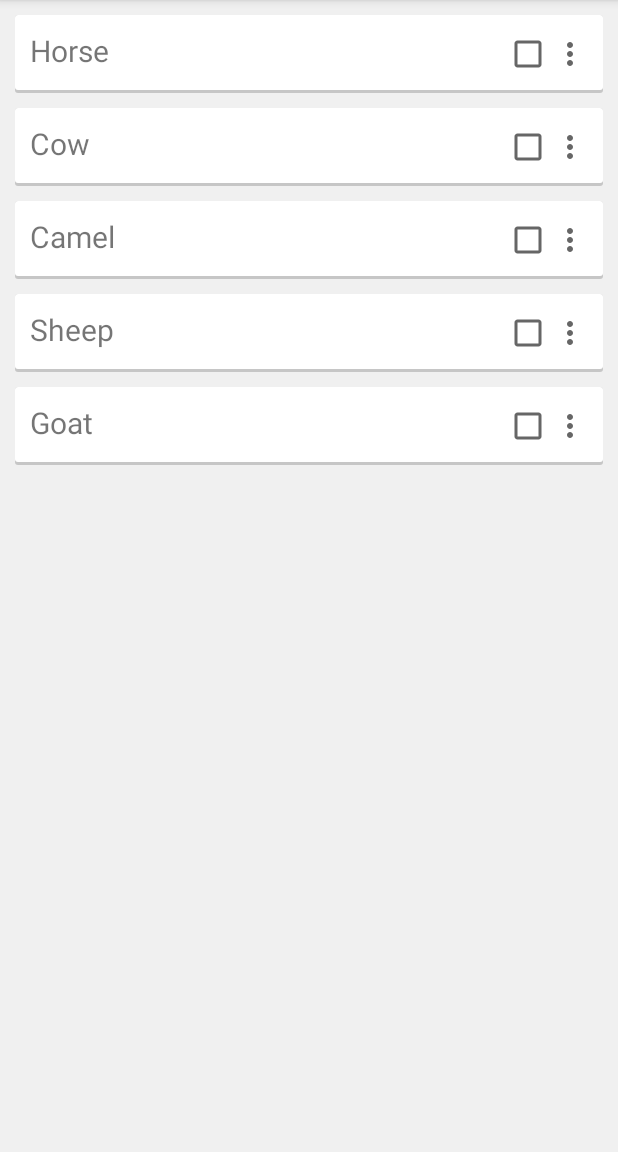
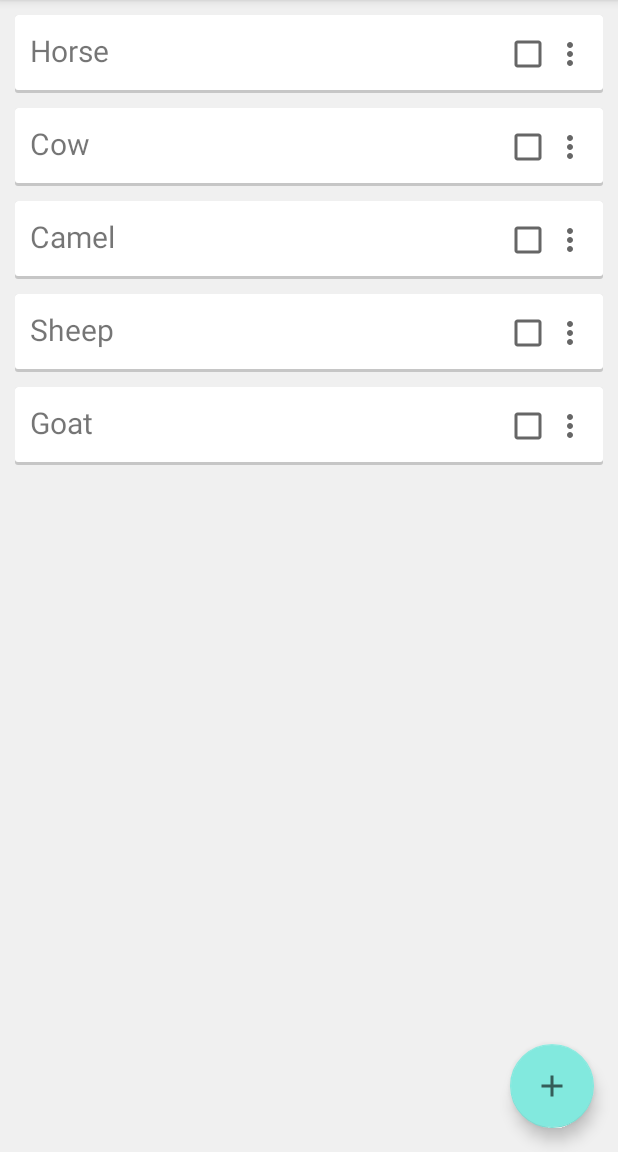
Before and after one commit to d11scord/android-simple-todo, an Android app: the screen it shows after launch (MainActivity), on a phone screen of 412 x 824 dp, the part 84-1236 px from its top. Run offline under Robolectric (Android 15) with nearby library versions, the phone set to English and light mode, and no system bars.

Commit message:
Add add/edit/delete dialog, update layouts

```diff
--- a/app/build.gradle
+++ b/app/build.gradle
@@ -28,6 +28,7 @@ dependencies {
     implementation 'androidx.constraintlayout:constraintlayout:1.1.3'
     implementation 'com.android.support:recyclerview-v7:29.0.0'
     implementation 'androidx.recyclerview:recyclerview:1.1.0'
+    implementation 'com.google.android.material:material:1.1.0'
     testImplementation 'junit:junit:4.12'
     androidTestImplementation 'androidx.test.ext:junit:1.1.1'
     androidTestImplementation 'androidx.test.espresso:espresso-core:3.2.0'
--- /dev/null
+++ b/app/src/main/res/drawable/ic_add_todo_24.xml
@@ -0,0 +1,10 @@
+<vector xmlns:android="http://schemas.android.com/apk/res/android"
+    android:width="24dp"
+    android:height="24dp"
+    android:viewportWidth="24"
+    android:viewportHeight="24"
+    android:tint="?attr/colorControlNormal">
+  <path
+      android:fillColor="@android:color/white"
+      android:pathData="M19,13h-6v6h-2v-6H5v-2h6V5h2v6h6v2z"/>
+</vector>
--- a/app/src/main/res/layout/activity_main.xml
+++ b/app/src/main/res/layout/activity_main.xml
@@ -1,16 +1,26 @@
 <?xml version="1.0" encoding="utf-8"?>
-<androidx.constraintlayout.widget.ConstraintLayout
-    xmlns:android="http://schemas.android.com/apk/res/android"
+<androidx.constraintlayout.widget.ConstraintLayout xmlns:android="http://schemas.android.com/apk/res/android"
     xmlns:tools="http://schemas.android.com/tools"
     android:layout_width="match_parent"
     android:layout_height="match_parent"
-    tools:context=".MainActivity" >
+    xmlns:app="http://schemas.android.com/apk/res-auto"
+    tools:context=".MainActivity">
 
     <androidx.recyclerview.widget.RecyclerView
         android:id="@+id/recycler_view_main"
         android:layout_width="match_parent"
         android:layout_height="match_parent"
         android:background="@color/background"
-        />
+    />
+
+    <com.google.android.material.floatingactionbutton.FloatingActionButton
+        android:id="@+id/fab"
+        android:layout_width="wrap_content"
+        android:layout_height="wrap_content"
+        app:layout_constraintEnd_toEndOf="parent"
+        app:layout_constraintBottom_toBottomOf="parent"
+        android:layout_gravity="end|bottom"
+        android:src="@drawable/ic_add_todo_24"
+        android:layout_margin="16dp" />
 
 </androidx.constraintlayout.widget.ConstraintLayout>
```
Also changed, not shown: app/src/main/java/com/example/maxutkalove/DBHelper.java (added, +25 -0 lines), app/src/main/java/com/example/maxutkalove/MainActivity.java (+88 -9 lines), app/src/main/res/drawable/edit_text_border.xml (added, +16 -0 lines), app/src/main/res/layout/dialog_add_edit.xml (added, +23 -0 lines).
